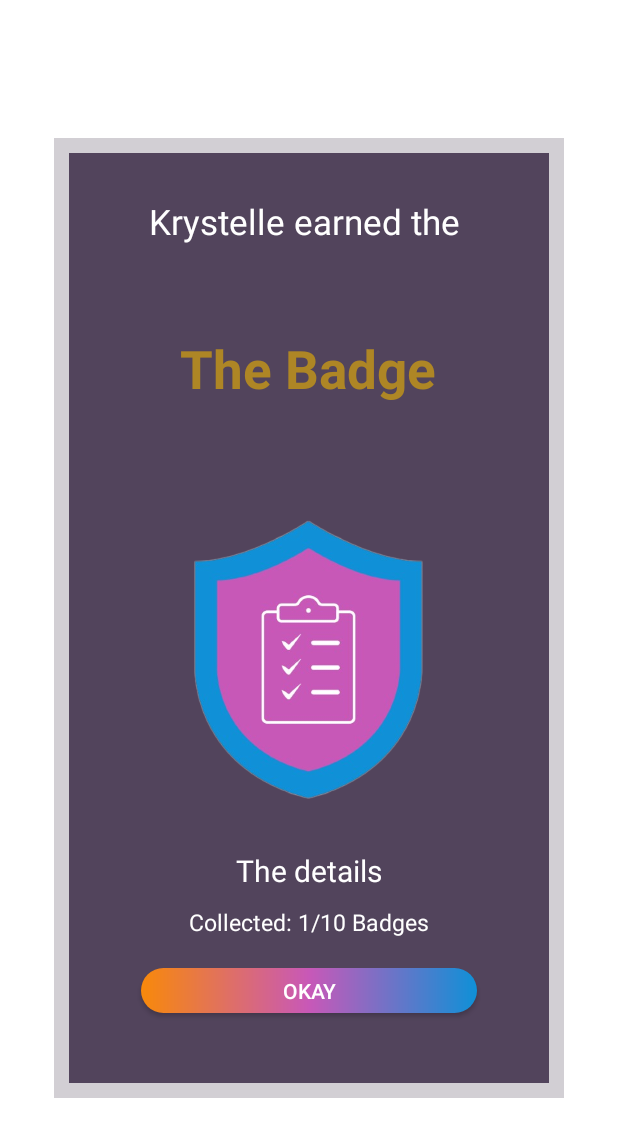
After one commit to KrystelleR/Chronos-Android-Application, an Android app: the layout activity_badge.xml on its own in the app's theme, with its tools: preview values and no code run, on a phone screen of 412 x 824 dp. The commit adds this screen. Shown: the top 1137 px of the screen. Run offline under Robolectric (Android 15) with nearby library versions, the phone set to English and light mode, and no system bars.

Commit message:
Badges Completed

```diff
--- a/app/src/main/AndroidManifest.xml
+++ b/app/src/main/AndroidManifest.xml
@@ -13,6 +13,9 @@
         android:supportsRtl="true"
         android:theme="@style/Theme.OPSC7311_POE_Group20"
         tools:targetApi="31">
+        <activity
+            android:name=".badge"
+            android:exported="false" />
         <activity
             android:name=".timesheetDetails"
             android:exported="false" />
@@ -71,8 +74,7 @@
             android:name=".MainActivity"
             android:exported="true" />
 
-        <service android:name=".TimerService"/>
-
+        <service android:name=".TimerService" />
     </application>
 
 </manifest>
--- a/app/src/main/java/com/example/opsc7311_poe_group20/Stopwatch.kt
+++ b/app/src/main/java/com/example/opsc7311_poe_group20/Stopwatch.kt
@@ -158,7 +158,7 @@ class Stopwatch : AppCompatActivity() {
             currentDate = Date()
             myStartTime = Calendar.getInstance()
 
-        // Set the time of the Calendar instance to the value of myStartTime
+            // Set the time of the Calendar instance to the value of myStartTime
             myStartTime.time = Time(currentDate.time)
 
             timerStartedNot = false
--- /dev/null
+++ b/app/src/main/res/layout/activity_badge.xml
@@ -0,0 +1,84 @@
+<?xml version="1.0" encoding="utf-8"?>
+<androidx.constraintlayout.widget.ConstraintLayout xmlns:android="http://schemas.android.com/apk/res/android"
+    xmlns:app="http://schemas.android.com/apk/res-auto"
+    xmlns:tools="http://schemas.android.com/tools"
+    android:background="@color/new_purple"
+    android:layout_gravity="center"
+    android:layout_width="340dp"
+    android:layout_height="640dp"
+    tools:context=".badge">
+
+    <LinearLayout
+        android:layout_width="320dp"
+        android:layout_height="620dp"
+        android:background="@color/grey_purple"
+        android:orientation="vertical"
+        app:layout_constraintTop_toTopOf="parent"
+        app:layout_constraintBottom_toBottomOf="parent"
+        app:layout_constraintStart_toStartOf="parent"
+        app:layout_constraintEnd_toEndOf="parent"
+        android:layout_gravity="center">
+
+        <TextView
+            android:id="@+id/usernametxt"
+            android:layout_width="match_parent"
+            android:layout_height="wrap_content"
+            android:layout_marginTop="30dp"
+            android:text="Krystelle earned the "
+            android:textAlignment="center"
+            android:textColor="@color/white"
+            android:textSize="23dp" />
+
+        <TextView
+            android:id="@+id/badgenametxt"
+            android:layout_width="303dp"
+            android:layout_height="134dp"
+            android:layout_gravity="center"
+            android:layout_marginTop="15dp"
+            android:gravity="center"
+            android:text="The Badge"
+            android:textAlignment="center"
+            android:textColor="@color/gold"
+            android:textSize="35dp"
+            android:textStyle="bold" />
+
+        <ImageView
+            android:id="@+id/badgeimg"
+            android:layout_width="238dp"
+            android:layout_height="214dp"
+            android:layout_gravity="center"
+            android:layout_marginTop="20dp"
+            tools:srcCompat="@drawable/badge1" />
+
+        <TextView
+            android:id="@+id/desctxt"
+            android:layout_width="wrap_content"
+            android:layout_height="wrap_content"
+            android:layout_gravity="center"
+            android:layout_marginTop="20dp"
+            android:text="The details"
+            android:textAlignment="center"
+            android:textColor="@color/white"
+            android:textSize="20dp" />
+
+        <TextView
+            android:id="@+id/collectedtxt"
+            android:layout_width="wrap_content"
+            android:layout_height="wrap_content"
+            android:layout_marginTop="10dp"
+            android:textSize="15dp"
+            android:layout_gravity="center"
+            android:text="Collected: 1/10 Badges"
+            android:textColor="@color/white" />
+
+        <androidx.appcompat.widget.AppCompatButton
+            android:id="@+id/okayButton"
+            android:layout_gravity="center"
+            android:layout_width="224dp"
+            android:layout_height="30dp"
+            android:textColor="@color/white"
+            android:layout_marginTop="20dp"
+            android:background="@drawable/btnshape"
+            android:text="Okay" />
+    </LinearLayout>
+</androidx.constraintlayout.widget.ConstraintLayout>
--- a/app/src/main/res/values/colors.xml
+++ b/app/src/main/res/values/colors.xml
@@ -11,7 +11,7 @@
     <color name="max_blue">#96e8f3</color>
     <color name="background">#22162B</color>
     <color name="orange2">#F8890A</color>
-
+    <color name="gold">#AE8625</color>
     <color name="dark_purple">#22162B</color>
     <color name="orange">#F8890A</color>
     <color name="light_red">#DD6E6A</color>
@@ -21,6 +21,7 @@
     <color name="grey_purple">#52445C</color>
     <color name="Light_grey_purple">#A88DBC</color>
     <color name="new_purple">#d2cfd4</color>
+    <color name="grayish">#585759</color>
 
 
     <color name="custom">
```
Also changed, not shown: app/src/main/java/com/example/opsc7311_poe_group20/Data.kt (+29 -6 lines), app/src/main/java/com/example/opsc7311_poe_group20/GradientTextView.kt (added, +33 -0 lines), app/src/main/java/com/example/opsc7311_poe_group20/Home.kt (+272 -4 lines), app/src/main/java/com/example/opsc7311_poe_group20/SignUp.kt (+17 -1 lines), app/src/main/java/com/example/opsc7311_poe_group20/badge.kt (added, +15 -0 lines), app/src/main/res/drawable/gradient.xml (added, +7 -0 lines), app/src/main/res/layout/activity_home.xml (+27 -24 lines).
